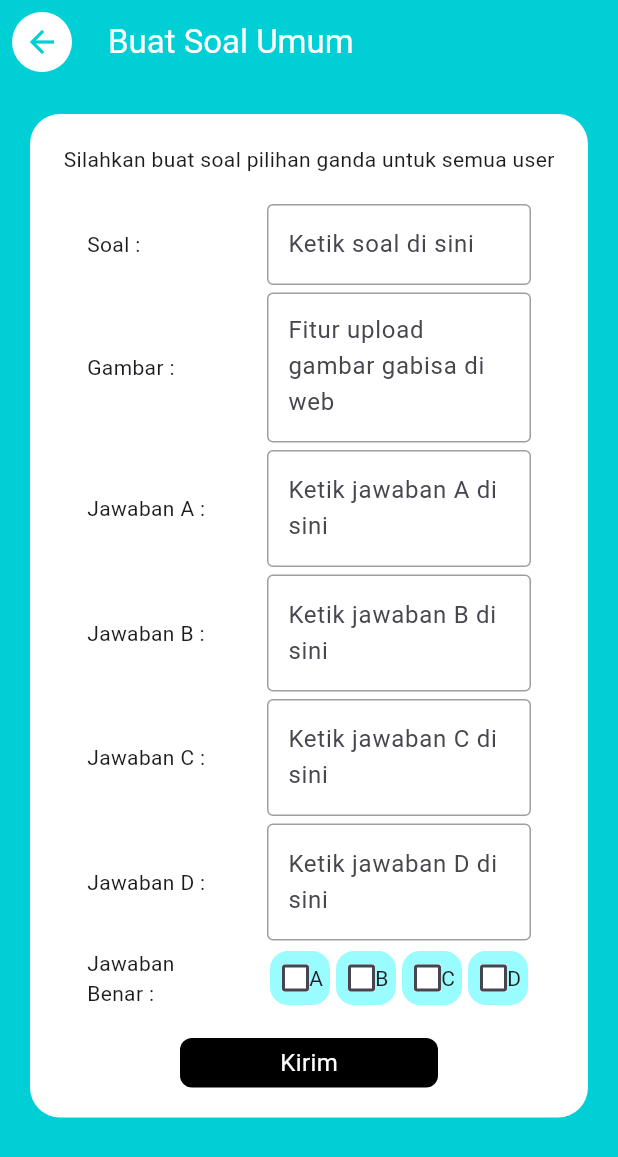
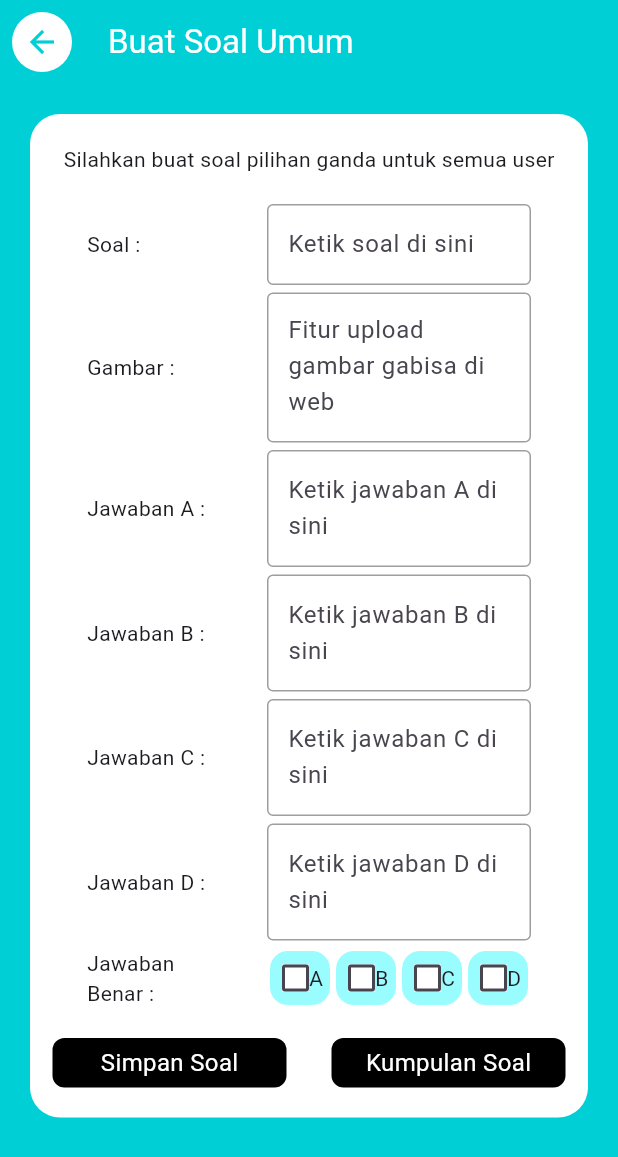
Before and after one commit to ilmamhf/quiz_app, a Flutter app: the AdminPage screen opened by its route, after a tap on "Buat Soal PG Umum", on a phone screen of 412 x 824 dp. Shown: the top 1157 px of the screen. Run offline on Flutter 3.47's test engine with Material 3 defaults, Android fonts, the light colour scheme and no system bars; our stand-ins replace cloud_firestore, dropdown_search, firebase_auth, firebase_core, fluttertoast, google_fonts and 1 more; accounts and stored records are empty.

Commit message:
2d commit (popup, kumpulan soal,etc)

```diff
--- a/lib/components/my_button.dart
+++ b/lib/components/my_button.dart
@@ -4,12 +4,14 @@ class MyButton extends StatelessWidget {
   final Function()? onTap;
   final String text;
   final double size;
+  final double paddingSize;
 
   const MyButton({
     super.key,
     required this.onTap,
     required this.text,
     required this.size,
+    this.paddingSize = 100.0
   });
 
   @override
@@ -18,7 +20,7 @@ class MyButton extends StatelessWidget {
       onTap: onTap,
       child: Container(
         padding: EdgeInsets.all(size),
-        margin: const EdgeInsets.symmetric(horizontal: 100),
+        margin: EdgeInsets.symmetric(horizontal: paddingSize),
         decoration: BoxDecoration(
           color: Colors.black,
           borderRadius: BorderRadius.circular(8)
--- a/lib/components/my_menu_card.dart
+++ b/lib/components/my_menu_card.dart
@@ -21,6 +21,7 @@ class MyMenuCard extends StatelessWidget {
       child: InkWell(
         onLongPress: () => {},
         onTap: onTap,
+        borderRadius: BorderRadius.circular(20),
         child: Ink(
           decoration:  BoxDecoration(
             borderRadius: BorderRadius.circular(20),
--- a/lib/models/soal.dart
+++ b/lib/models/soal.dart
@@ -3,11 +3,25 @@ class Soal {
   // final String gambar;
   final List<String> listJawaban;
   final String jawabanBenar;
+  String id;
 
   Soal({
     required this.soal,
     // required this.gambar,
     required this.listJawaban,
     required this.jawabanBenar,
+    this.id = 'firebase document id',
   });
 }
+
+class SoalKognitif {
+  final String soal;
+  // final String gambar;
+  final String jawabanBenar;
+
+  SoalKognitif({
+    required this.soal,
+    // required this.gambar,
+    required this.jawabanBenar,
+  });
+}
--- a/lib/pages/admin_pages/admin_page.dart
+++ b/lib/pages/admin_pages/admin_page.dart
@@ -2,6 +2,7 @@ import 'package:flutter/material.dart';
 
 import '../../components/my_menu_card.dart';
 import '../../services/firestore.dart';
+import 'forms/soal_kognitif_umum_formpage.dart';
 import 'forms/soal_umum_formpage.dart';
 import '../start_pages/home_page.dart';
 import 'list_user_page.dart';
@@ -112,7 +113,7 @@ class _AdminPageState extends State<AdminPage> {
                   // buat soal umum
                   MyMenuCard(
                     onTap: () =>
-                    Navigator.push(context, MaterialPageRoute(builder: (context) => FormSoalUmum())),
+                    Navigator.push(context, MaterialPageRoute(builder: (context) => FormSoalPGUmum())),
                     text: 'Buat Soal PG Umum',
                     size: 140,
                     cardIcon: Icon(Icons.list, size: 60,),
@@ -121,7 +122,8 @@ class _AdminPageState extends State<AdminPage> {
 
                   // buat soal kognitif umum
                   MyMenuCard(
-                    onTap: () => {},
+                    onTap: () =>
+                    Navigator.push(context, MaterialPageRoute(builder: (context) => FormSoalKognitifUmum())),
                     text: 'Buat Soal Kognitif Umum',
                     size: 140,
                     cardIcon: Icon(Icons.article, size: 60,),
--- a/lib/pages/admin_pages/forms/soal_umum_formpage.dart
+++ b/lib/pages/admin_pages/forms/soal_umum_formpage.dart
@@ -9,15 +9,16 @@ import '../../../components/my_form_row.dart';
 import '../../../components/my_textfield.dart';
 import '../../../models/soal.dart';
 import '../../../services/firestore.dart';
+import '../kumpulan_pg_umum_page.dart';
 
-class FormSoalUmum extends StatefulWidget {
-  const FormSoalUmum({super.key});
+class FormSoalPGUmum extends StatefulWidget {
+  const FormSoalPGUmum({super.key});
 
   @override
-  State<FormSoalUmum> createState() => _FormSoalUmumState();
+  State<FormSoalPGUmum> createState() => _FormSoalPGUmumState();
 }
 
-class _FormSoalUmumState extends State<FormSoalUmum> {
+class _FormSoalPGUmumState extends State<FormSoalPGUmum> {
   final FirestoreService firestoreService = FirestoreService();
 
   String levelController = 'Mudah/Sedang/Susah';
@@ -174,9 +175,15 @@ class _FormSoalUmumState extends State<FormSoalUmum> {
 
                     const SizedBox(height: 20),
 
-                    // tombol kirim
+                    // tombol Simpan soal
 
-                    MyButton(
+                    Row(
+                      children: [
+                        Expanded(
+                          child: MyButton(
+                            size: 5,
+                            text: 'Simpan Soal',
+                            paddingSize: 15,
                             onTap: () {
 
                               // check apakah
@@ -201,7 +208,7 @@ class _FormSoalUmumState extends State<FormSoalUmum> {
 
                                 // add to db
                                 print('uploading... ');
-                          firestoreService.addSoalUmum(soalUmum);
+                                firestoreService.addSoalPGUmum(soalUmum);
                                 print('soal terupload');
 
                                 showAlertDialog('Soal sudah terupload!');
@@ -214,8 +221,19 @@ class _FormSoalUmumState extends State<FormSoalUmum> {
                                 showErrorMessage('Soal tidak valid!');
                               }
                             },
+                          ),
+                        ),
+
+                        Expanded(
+                          child: MyButton(
                             size: 5,
-                      text: 'Kirim',
+                            text: 'Kumpulan Soal',
+                            onTap: () => Navigator.push(context, MaterialPageRoute(builder: (context) => KumpulanSoalPage())),
+                            paddingSize: 15,
+                          ),
+                        ),
+
+                      ],
                     ),
                   ],
                 ),
```
Also changed, not shown: lib/components/big_popup.dart (+26 -0 lines), lib/components/small_popup.dart (+22 -0 lines), lib/pages/admin_pages/forms/soal_kognitif_umum_formpage.dart (+4 -4 lines), lib/pages/admin_pages/kumpulan_pg_umum_page.dart (added, +181 -0 lines), lib/pages/user_pages/tests/soal_umum_quiz.dart (+1 -1 lines), lib/services/firestore.dart (+58 -31 lines). Lines whose indentation alone changed are shown as unchanged.
